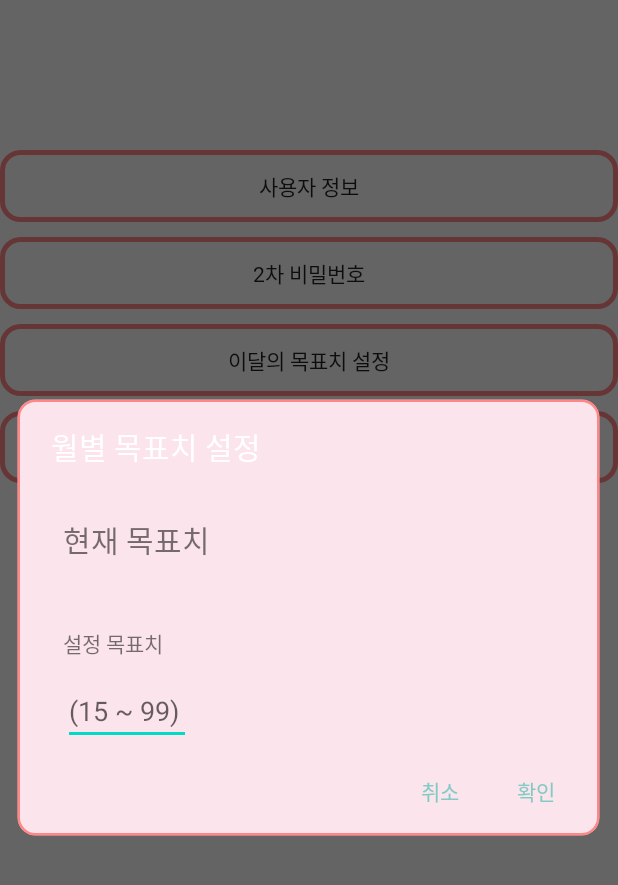
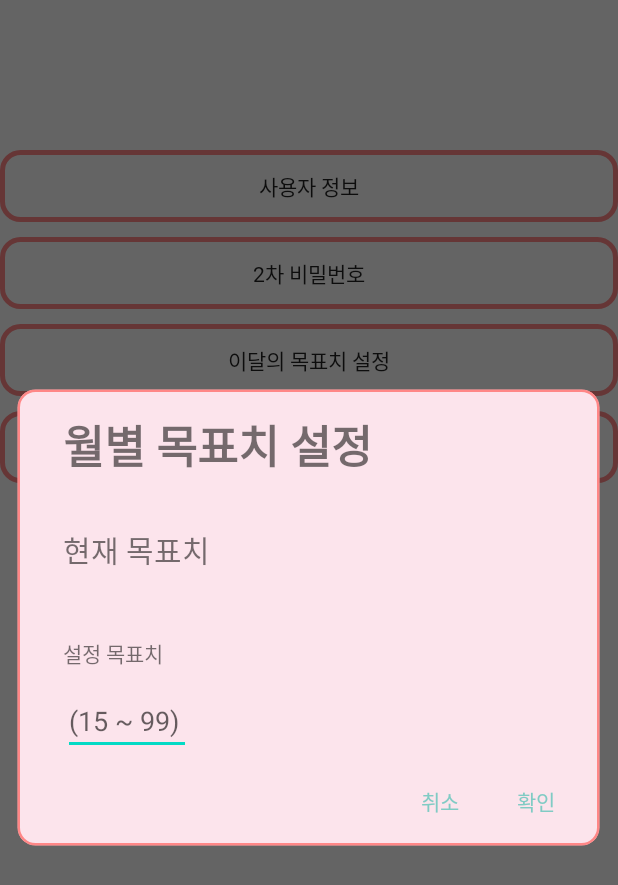
Before and after one commit to Heejeong01110/Mood-Diary, an Android app: the fragment UserFragment shown on its own in the app's theme, after a tap on "이달의 목표치 설정", on a phone screen of 412 x 824 dp. Shown: the top 885 px of the screen. Run offline under Robolectric (Android 15) with nearby library versions, the phone set to English and light mode, and no system bars; our stand-ins replace Firebase (no records; nobody signed in at launch, a user with empty details on screens opened directly); 2 statements that could not run were skipped.

Commit message:
Style change

```diff
--- a/app/src/main/java/kr/ac/kpu/dailystone/UserFragment.kt
+++ b/app/src/main/java/kr/ac/kpu/dailystone/UserFragment.kt
@@ -108,7 +108,6 @@ class UserFragment : Fragment() {
             }
             database.child(uid!!).child("goal").child(year).child(month).addValueEventListener(postListener)
 
-            dlgBuilder.setTitle("월별 목표치 설정")
             dlgBuilder.setView(dlgView)
             dlgBuilder.setPositiveButton("확인") {dialogInterface, i ->
                 if(settingGoal.text.toString() == ""){
--- a/app/src/main/res/layout/dialog_goal_setting.xml
+++ b/app/src/main/res/layout/dialog_goal_setting.xml
@@ -2,7 +2,14 @@
 <LinearLayout xmlns:android="http://schemas.android.com/apk/res/android"
     android:orientation="vertical" android:layout_width="fill_parent"
     android:layout_height="fill_parent">
-
+    <TextView
+        android:layout_width="wrap_content"
+        android:layout_height="wrap_content"
+        android:text="월별 목표치 설정"
+        android:textSize="30sp"
+        android:textStyle="bold"
+        android:layout_marginTop="16dp"
+        android:layout_marginLeft="32dp"/>
     <TextView
         android:layout_width="wrap_content"
         android:layout_height="wrap_content"
```
Also changed, not shown: 1 other file.
